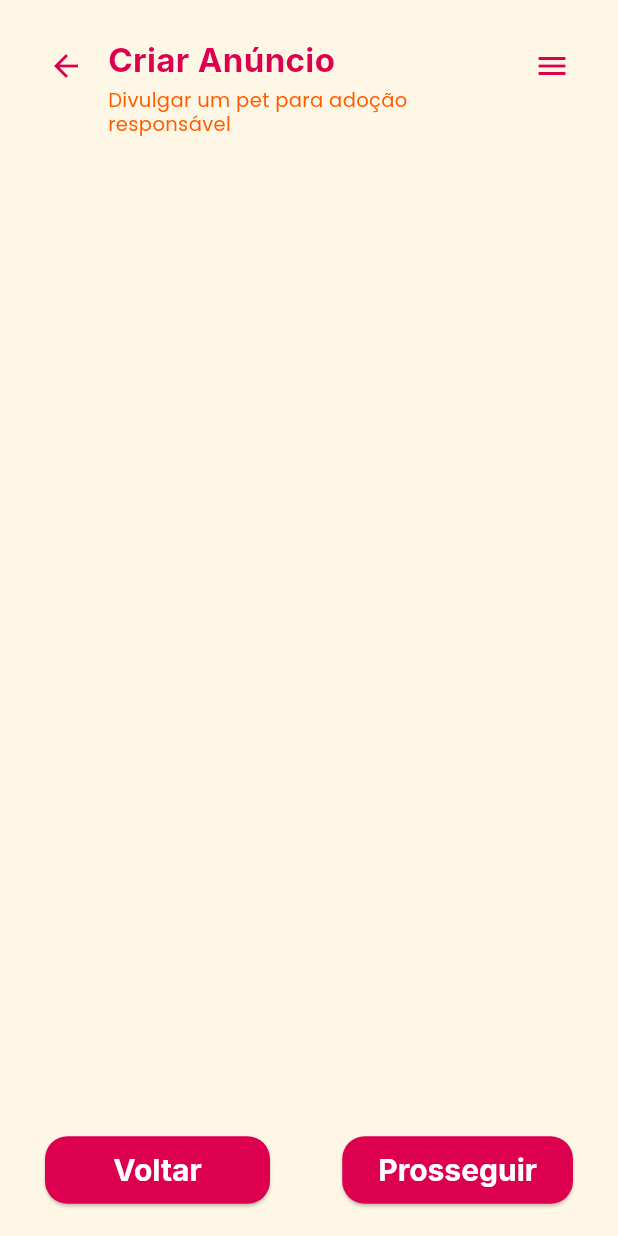
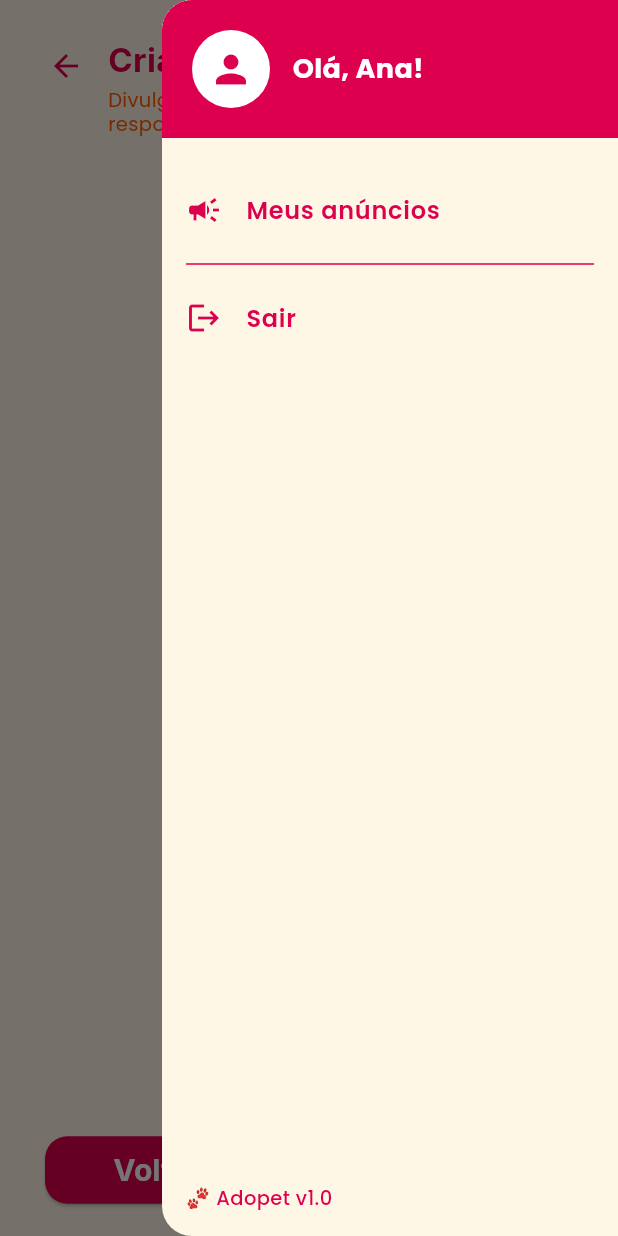
Before and after one commit to AnaVolkmannn/Adopet, a Flutter app: the AnuncioBaseScreen screen opened directly with empty values, with the side drawer open (before the commit the screen has no drawer), on a phone screen of 412 x 824 dp. Run offline on Flutter 3.47's test engine with Material 3 defaults, Android fonts, the phone set to English and light mode, and no system bars; our stand-ins replace google_fonts, image_picker.

Commit message:
implementação do menu de user

```diff
--- a/lib/widgets/anuncio_base_screen.dart
+++ b/lib/widgets/anuncio_base_screen.dart
@@ -1,5 +1,6 @@
 import 'package:flutter/material.dart';
 import 'custom_button.dart';
+import 'custom_drawer.dart'; // 👈 importa o menu lateral
 
 class AnuncioBaseScreen extends StatelessWidget {
   final Widget child;
@@ -20,9 +21,15 @@ class AnuncioBaseScreen extends StatelessWidget {
   @override
   Widget build(BuildContext context) {
     return Scaffold(
+      // 🌈 Cor de fundo padrão
       backgroundColor: const Color(0xFFFFF7E6),
+
+      // ☰ Menu lateral (Drawer global)
+      endDrawer: const CustomDrawer(),
+
+      // 🩷 Cabeçalho fixo
       appBar: PreferredSize(
-        preferredSize: const Size.fromHeight(115), // 🔧 altura mais equilibrada
+        preferredSize: const Size.fromHeight(115),
         child: AppBar(
           backgroundColor: const Color(0xFFFFF7E6),
           elevation: 0,
@@ -33,14 +40,18 @@ class AnuncioBaseScreen extends StatelessWidget {
               child: Row(
                 crossAxisAlignment: CrossAxisAlignment.start,
                 children: [
+                  // 🔙 Botão de voltar
                   IconButton(
                     icon: const Icon(Icons.arrow_back, color: Color(0xFFDC004E)),
                     onPressed: onBack,
                   ),
+
                   const SizedBox(width: 4),
+
+                  // 🩷 Título e subtítulo
                   Expanded(
                     child: Column(
-                      mainAxisAlignment: MainAxisAlignment.center, // 🩷 centraliza verticalmente
+                      mainAxisAlignment: MainAxisAlignment.center,
                       crossAxisAlignment: CrossAxisAlignment.start,
                       children: [
                         Text(
@@ -65,9 +76,13 @@ class AnuncioBaseScreen extends StatelessWidget {
                       ],
                     ),
                   ),
-                  IconButton(
-                    icon: const Icon(Icons.menu, color: Color(0xFFDC004E)),
-                    onPressed: () {},
+
+                  // ☰ Botão de menu funcional (abre o Drawer)
+                  Builder(
+                    builder: (context) => IconButton(
+                      icon: const Icon(Icons.menu, color: Color(0xFFDC004E)),
+                      onPressed: () => Scaffold.of(context).openEndDrawer(),
+                    ),
                   ),
                 ],
               ),
@@ -75,12 +90,16 @@ class AnuncioBaseScreen extends StatelessWidget {
           ),
         ),
       ),
+
+      // 📄 Conteúdo da tela filha
       body: SafeArea(
         child: Padding(
           padding: const EdgeInsets.fromLTRB(24, 10, 24, 80),
           child: SingleChildScrollView(child: child),
         ),
       ),
+
+      // 🩶 Rodapé fixo com botões padrão
       bottomSheet: Container(
         color: const Color(0xFFFFF7E6),
         padding: const EdgeInsets.symmetric(vertical: 20, horizontal: 30),
--- /dev/null
+++ b/lib/widgets/custom_drawer.dart
@@ -0,0 +1,117 @@
+import 'package:flutter/material.dart';
+
+class CustomDrawer extends StatelessWidget {
+  const CustomDrawer({super.key});
+
+  @override
+  Widget build(BuildContext context) {
+    return Drawer(
+      backgroundColor: const Color(0xFFFFF7E6),
+      shape: const RoundedRectangleBorder(
+        borderRadius: BorderRadius.only(
+          topLeft: Radius.circular(20),
+          bottomLeft: Radius.circular(20),
+        ),
+      ),
+      child: SafeArea(
+        child: Column(
+          crossAxisAlignment: CrossAxisAlignment.start,
+          children: [
+            // Cabeçalho do usuário
+            Container(
+              width: double.infinity,
+              padding: const EdgeInsets.all(20),
+              decoration: const BoxDecoration(
+                color: Color(0xFFDC004E),
+                borderRadius: BorderRadius.only(
+                  topLeft: Radius.circular(20),
+                ),
+              ),
+              child: const Row(
+                children: [
+                  CircleAvatar(
+                    radius: 26,
+                    backgroundColor: Colors.white,
+                    child: Icon(Icons.person, color: Color(0xFFDC004E), size: 30),
+                  ),
+                  SizedBox(width: 15),
+                  Text(
+                    'Olá, Ana!',
+                    style: TextStyle(
+                      color: Colors.white,
+                      fontFamily: 'Poppins',
+                      fontSize: 18,
+                      fontWeight: FontWeight.bold,
+                    ),
+                  ),
+                ],
+              ),
+            ),
+
+            const SizedBox(height: 20),
+
+            _buildMenuItem(
+              context,
+              icon: Icons.campaign,
+              label: 'Meus anúncios',
+              onTap: () => Navigator.pushNamed(context, '/meus_anuncios'),
+            ),
+
+            const Divider(
+              thickness: 1,
+              color: Color(0xFFDC004E),
+              indent: 16,
+              endIndent: 16,
+            ),
+
+            _buildMenuItem(
+              context,
+              icon: Icons.logout,
+              label: 'Sair',
+              onTap: () => Navigator.pushNamedAndRemoveUntil(context, '/login', (route) => false),
+            ),
+
+            const Spacer(),
+
+            const Padding(
+              padding: EdgeInsets.all(16.0),
+              child: Text(
+                '🐾 Adopet v1.0',
+                style: TextStyle(
+                  fontFamily: 'Poppins',
+                  fontSize: 13,
+                  color: Color(0xFFDC004E),
+                  fontWeight: FontWeight.w500,
+                ),
+              ),
+            ),
+          ],
+        ),
+      ),
+    );
+  }
+
+  // 🔹 Função auxiliar para gerar cada item do menu
+  static Widget _buildMenuItem(
+    BuildContext context, {
+    required IconData icon,
+    required String label,
+    required VoidCallback onTap,
+  }) {
+    return ListTile(
+      leading: Icon(icon, color: const Color(0xFFDC004E)),
+      title: Text(
+        label,
+        style: const TextStyle(
+          fontFamily: 'Poppins',
+          color: Color(0xFFDC004E),
+          fontWeight: FontWeight.w600,
+        ),
+      ),
+      onTap: () {
+        Navigator.pop(context); // Fecha o menu antes de navegar
+        onTap();
+      },
+    );
+  }
+}
```
Also changed, not shown: lib/main.dart (+21 -0 lines), lib/screens/home_screen.dart (+70 -138 lines).
